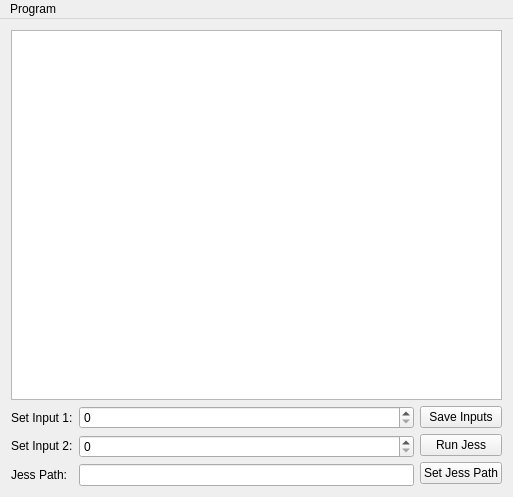
The window that MainWindow.ui (Kondzik0/JessFuzzyLogic) describes before a commit, drawn with Qt 5.
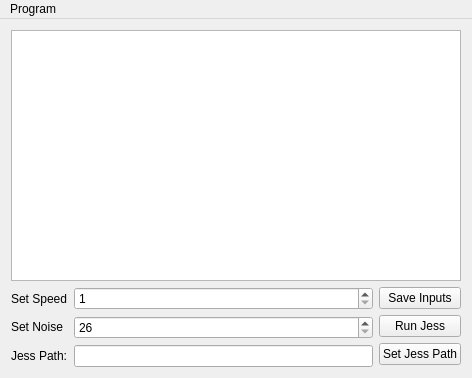
The same window after the commit.

```diff
--- a/MainWindow.ui
+++ b/MainWindow.ui
@@ -6,8 +6,8 @@
    <rect>
     <x>0</x>
     <y>0</y>
-    <width>513</width>
-    <height>497</height>
+    <width>472</width>
+    <height>378</height>
    </rect>
   </property>
   <property name="windowTitle">
@@ -18,7 +18,11 @@
     <item>
      <layout class="QVBoxLayout" name="verticalLayout">
       <item>
-       <widget class="QTableView" name="tblShowResults"/>
+       <widget class="QListView" name="tblShowResults">
+        <property name="enabled">
+         <bool>true</bool>
+        </property>
+       </widget>
       </item>
      </layout>
     </item>
@@ -31,14 +35,14 @@
           <item>
            <widget class="QLabel" name="lblSetFirstInput">
             <property name="text">
-             <string>Set Input 1:</string>
+             <string>Set Speed</string>
             </property>
            </widget>
           </item>
           <item>
            <widget class="QLabel" name="lblSetSecondInput">
             <property name="text">
-             <string>Set Input 2:</string>
+             <string>Set Noise</string>
             </property>
            </widget>
           </item>
@@ -54,10 +58,27 @@
         <item>
          <layout class="QVBoxLayout" name="verticalLayout_5">
           <item>
-           <widget class="QSpinBox" name="spnSetFirstInput"/>
+           <widget class="QSpinBox" name="spnSetFirstInput">
+            <property name="minimum">
+             <number>1</number>
+            </property>
+            <property name="maximum">
+             <number>129</number>
+            </property>
+            <property name="singleStep">
+             <number>1</number>
+            </property>
+           </widget>
           </item>
           <item>
-           <widget class="QSpinBox" name="spnSetSecondInput"/>
+           <widget class="QSpinBox" name="spnSetSecondInput">
+            <property name="minimum">
+             <number>26</number>
+            </property>
+            <property name="maximum">
+             <number>74</number>
+            </property>
+           </widget>
           </item>
           <item>
            <widget class="QLineEdit" name="lnlJessPath"/>
@@ -100,8 +121,8 @@
     <rect>
      <x>0</x>
      <y>0</y>
-     <width>513</width>
-     <height>22</height>
+     <width>472</width>
+     <height>21</height>
     </rect>
    </property>
    <widget class="QMenu" name="menuProgram">
```
